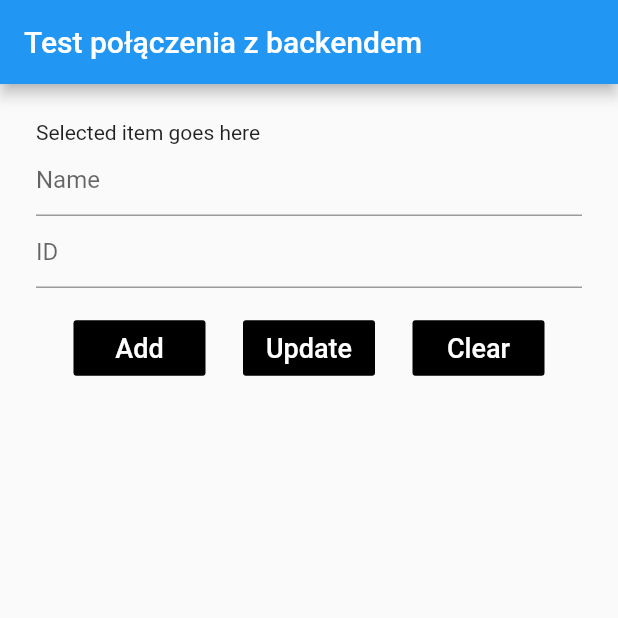
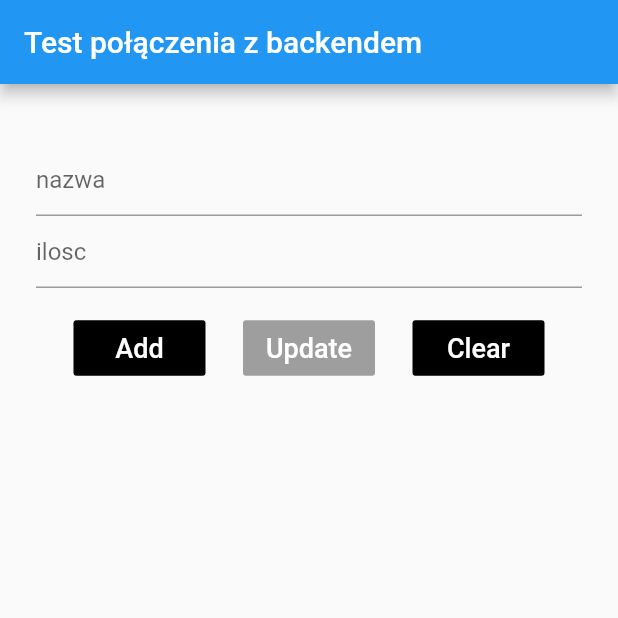
Before and after one commit to CDREApacher/spizarnia_domowa_app, a Flutter app: the screen it shows after launch, after a tap on "Add", on a phone screen of 412 x 824 dp, the top half of it. Run offline on Flutter 3.47's test engine with Material 2 defaults, Android fonts, the phone set to English and light mode, and no system bars; our stand-ins replace dio, get, logger; missing offline and left inert: dart:ffi; network calls fail.

Commit message:
Update CRUD - basic crud update

```diff
--- a/lib/api/backendless_config.dart
+++ b/lib/api/backendless_config.dart
@@ -1,2 +1,2 @@
-String queryUrl = "https://eu-api.backendless.com/71B8ECD6-DE06-442E-A421-B94928F17A94";
-String restAPIKey = "5FB8C2A4-E10E-49AA-8110-15F7A7CD84EF";
+String queryUrl = "https://eu-api.backendless.com/221079BD-6595-4C63-B485-1476EC4B5123";
+String restAPIKey = "4683DA39-31A6-4EAA-AFEA-45C2E17F23EC";
--- a/lib/api/client.dart
+++ b/lib/api/client.dart
@@ -8,7 +8,7 @@ Dio client (){
   Dio dio = new Dio();
 
   dio.options.baseUrl = "$queryUrl/$restAPIKey";
-  dio.options.receiveTimeout = 10000;
+  dio.options.receiveTimeout = 20000;
   dio.interceptors.add(
     InterceptorsWrapper(
       onRequest: (RequestOptions options) => requestInterceptors(options),
--- a/lib/model/produkt.dart
+++ b/lib/model/produkt.dart
@@ -1,20 +1,24 @@
 class Produkt {
-  int id;
+  String id;
   String nazwa;
+  int ilosc;
 
   Produkt({
     this.id,
-    this.nazwa
+    this.nazwa,
+    this.ilosc
   });
 
   Produkt.fromJson(Map<String, dynamic> json){
-    id = json['ID'];
-    nazwa = json['Nazwa'];
+    id = json['objectId'];
+    nazwa = json['nazwa'];
+    ilosc = json['ilosc'];
   }
 
   Map<String, dynamic> toJson() => {
-    'ID': id,
-    'Nazwa': nazwa,
+    'objectId': id,
+    'nazwa': nazwa,
+    'ilosc' : ilosc,
   };
 
 }// class Produkt
--- a/lib/screens/home.dart
+++ b/lib/screens/home.dart
@@ -1,3 +1,5 @@
+import 'dart:ffi';
+
 import 'package:flutter/material.dart';
 import 'package:get/get.dart';
 import 'package:spizarnia_domowa_app/widget/custom_button.dart';
@@ -8,15 +10,48 @@ import 'package:spizarnia_domowa_app/controller/produkt_controller.dart';
 class Home extends StatelessWidget{
 
   final nameController = TextEditingController();
-  final idController = TextEditingController();
+  final iloscController = TextEditingController();
 
   final ProduktController produktController = ProduktController.to;
 
-  onItemPressed(Produkt produkt) {}
+  onItemPressed(Produkt produkt) {
+    nameController.text = produkt.nazwa;
+    iloscController.text = produkt.ilosc.toString();
+
+    produktController.setSelected(produkt);
+  }
+
+  onAddPressed() {
+    Produkt produkt = new Produkt(
+        nazwa: nameController.text,
+        ilosc: int.parse(iloscController.text)
+    );
+    onClearPressed();
+    produktController.addProdukt(produkt);
+  }
+
+  onDeletePressed(String id) {
+    onClearPressed();
+    produktController.deleteProdukt(id);
+  }
+
+  onUpdatePressed(String id) {
+    Produkt produkt = new Produkt(
+        nazwa: nameController.text,
+        ilosc: int.parse(iloscController.text)
+    );
+
+
+    onClearPressed();
+
+    produktController.updateProdukt(id, produkt);
+  }
 
   onClearPressed() {
     nameController.clear();
-    idController.clear();
+    iloscController.clear();
+
+    produktController.clearSelected();
   }
 
   @override
@@ -28,32 +63,68 @@ class Home extends StatelessWidget{
         child: Column(
           crossAxisAlignment: CrossAxisAlignment.start,
           children: <Widget>[
-            Text('Selected item goes here'),
+
+
+
+
+
+
+            GetBuilder<ProduktController>(
+                builder: (produktController) =>
+                    Text(
+                        produktController.selectedProduct == null
+                            ? ''
+                            : produktController.selectedProduct.id,
+                    )
+
+            ),
+
+
+
+
+
+
+
             TextField(
               controller: nameController,
-              decoration: InputDecoration(hintText: "Name"),
+              decoration: InputDecoration(hintText: "nazwa"),
             ),
             TextField(
-              controller: idController,
-              decoration: InputDecoration(hintText: "ID"),
+              controller: iloscController,
+              decoration: InputDecoration(hintText: "ilosc"),
             ),
+
             SizedBox(height: 16),
             Row(
               mainAxisAlignment: MainAxisAlignment.spaceEvenly,
               children: [
+
+              GetBuilder<ProduktController>(
+                builder: (produktController) =>
                   CustomButton(
-                  onPressed: () => {},
+                    onPressed: produktController.selectedProduct == null
+                        ? () => onAddPressed()
+                        : null,
                     text: "Add",
                   ),
+                ),
+                GetBuilder<ProduktController>(builder: (produktController) =>
                   CustomButton(
-                  onPressed: () => {},
+                   onPressed: produktController.selectedProduct == null
+                       ? null
+                       : () => onUpdatePressed(produktController.selectedProduct.id),
                    text: "Update",
                   ),
+                ),
+
                   CustomButton(
                     onPressed: () => onClearPressed(),
                    text: "Clear",
                   ),
+
               ],
+
+
             ),
           SizedBox(height: 16),
 
@@ -78,7 +149,7 @@ class Home extends StatelessWidget{
                             SizedBox(height: 8),
                             Text(produktController.produkty[index].nazwa),
                             SizedBox(height: 4),
-                            Text(produktController.produkty[index].id.toString()),
+                            Text(produktController.produkty[index].ilosc.toString()),
                             SizedBox(height: 8),
                           ],
                         ),
@@ -86,7 +157,7 @@ class Home extends StatelessWidget{
                     ),
                     IconButton(
                       icon: Icon(Icons.delete),
-                      onPressed: () => {},
+                      onPressed: () => onDeletePressed(produktController.produkty[index].id),
                     ),
                   ],
                 ),
```
Also changed, not shown: lib/api/produkty_api.dart (+5 -5 lines). Lines whose indentation alone changed are shown as unchanged.
